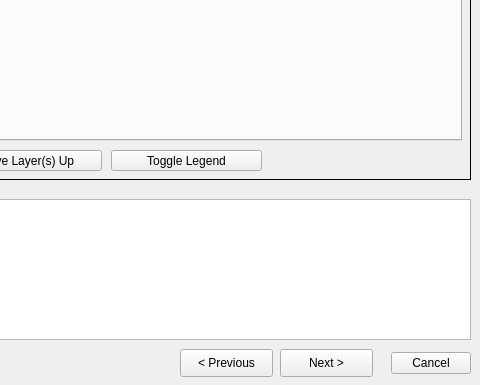
This is mbb_core_dialog_base.ui in anthony-cooper/mbb-qgis-plugin as Qt 5 draws it before an edit; both pictures show x 390 to 870 and y 371 to 756 of the 870 by 756 pixel window. The edited form follows.
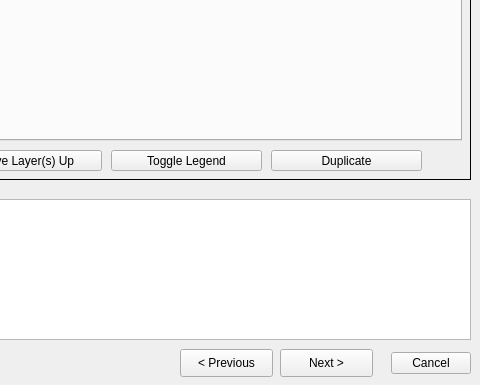
This is the edited form. The open tabs and pages were chosen to show the change.

Commit message: Sort maps Fix duplicating maps tab issue Add option to copy layers over

The edit to the form file:
```diff
--- a/mbb_core_dialog_base.ui
+++ b/mbb_core_dialog_base.ui
@@ -635,6 +635,19 @@
       <string>Toggle Legend</string>
      </property>
     </widget>
+    <widget class="QPushButton" name="duplicateMap">
+     <property name="geometry">
+      <rect>
+       <x>650</x>
+       <y>480</y>
+       <width>151</width>
+       <height>21</height>
+      </rect>
+     </property>
+     <property name="text">
+      <string>Duplicate</string>
+     </property>
+    </widget>
    </widget>
   </widget>
   <widget class="QPushButton" name="nextButton">
```
Left out of the diff: 2 changed lines with no effect on the pictures. The commit also changes 1 other file.
